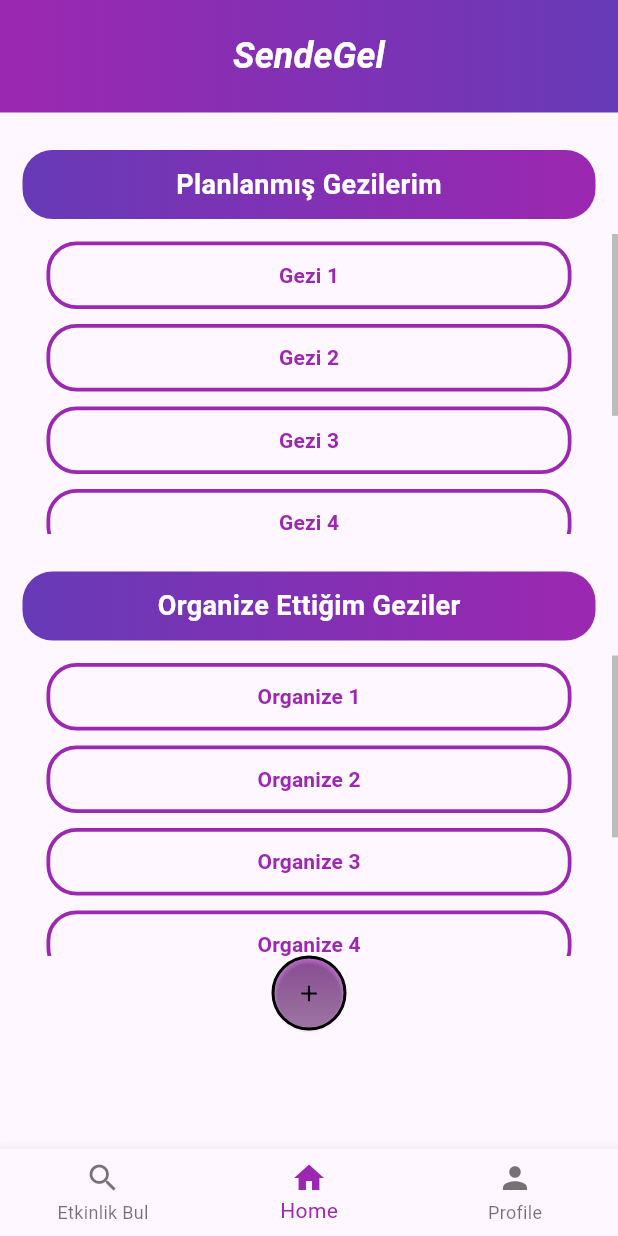
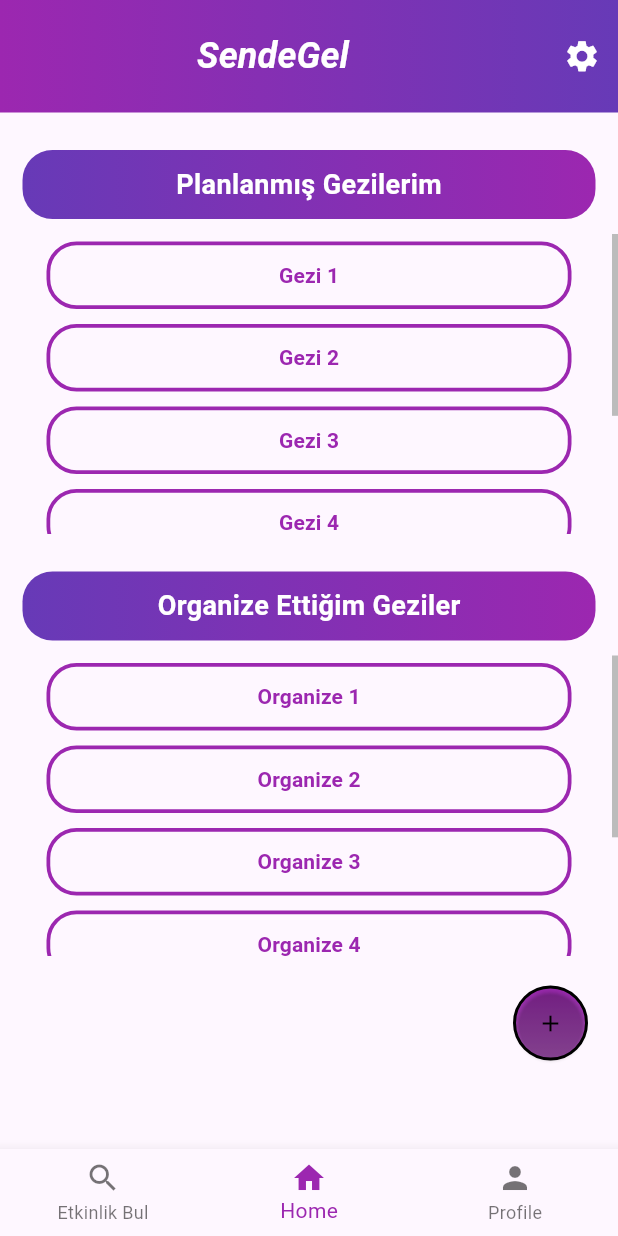
Before and after one commit to Dsoylular/SendeGel, a Flutter app: the screen it shows after launch, after a tap on "LOGIN", on a phone screen of 412 x 824 dp. Run offline on Flutter 3.47's test engine with Material 3 defaults, Android fonts, the phone set to English and light mode, and no system bars.

Commit message:
HomePage.dart fourth commit

```diff
--- a/lib/EntryPage.dart
+++ b/lib/EntryPage.dart
@@ -1,10 +1,9 @@
 import 'package:flutter/gestures.dart';
 import 'package:flutter/material.dart';
-
 import 'HubPage.dart';
 
 class EntryPage extends StatefulWidget {
-  const EntryPage({Key? key}) : super(key: key);
+  const EntryPage({super.key});
 
   @override
   State<StatefulWidget> createState() {
@@ -79,7 +78,7 @@ class _EntryState extends State<EntryPage> {
               ),
               child: TextField(
                 controller: _emailController,
-                decoration: InputDecoration(
+                decoration: const InputDecoration(
                   hintText: 'Email',
                   border: InputBorder.none,
                   contentPadding: EdgeInsets.zero,
@@ -98,7 +97,7 @@ class _EntryState extends State<EntryPage> {
               ),
               child: TextField(
                 controller: _passwordController,
-                decoration: InputDecoration(
+                decoration: const InputDecoration(
                   hintText: 'Password',
                   border: InputBorder.none,
                   contentPadding: EdgeInsets.zero,
@@ -155,8 +154,7 @@ class _EntryState extends State<EntryPage> {
                     ),
                     recognizer: TapGestureRecognizer()
                       ..onTap = () {
-                        // print("register");
-                        // TODO: Register ekranına yönlendirme yapılacak
+                        // TODO: Register ekranına yönlendirme yapılacak. Ayrı bir Register.dart file açıp onu kullanalım
                       },
                   ),
                 ],
--- a/lib/HubPage.dart
+++ b/lib/HubPage.dart
@@ -6,7 +6,7 @@ import 'package:flutter/material.dart';
 class HomePage extends StatefulWidget {
   final String argument;
 
-  const HomePage({Key? key, required this.argument}) : super(key: key);
+  const HomePage({super.key, required this.argument});
 
   @override
   _HomePageState createState() => _HomePageState();
@@ -50,7 +50,21 @@ class _HomePageState extends State<HomePage> {
         ),
         toolbarHeight: 75,
         centerTitle: false, // Center the title
+        actions: [
+          IconButton(
+            icon: const Icon(
+              Icons.settings,
+              size: 25, // Adjust the size as needed
+              color: Colors.white, // Make the icon white
+            ),
+            onPressed: () {
+              // TODO: SETTINGS EKRANINA GEÇİŞ BURAYA YAZILACAK
+            },
+          ),
+        ],
       ),
+
+
       body: Center(
         // child: Text(widget.argument),
         child: tabs[_currentIndex],
@@ -76,17 +90,6 @@ class _HomePageState extends State<HomePage> {
           setState(() {
             _currentIndex = index;
           });
-          switch (index) {
-            case 0:
-            // TODO: Navigate to EventBul
-              break;
-            case 1:
-            // TODO: Navigate to ANA EKRAN
-              break;
-            case 2:
-            // TODO: Navigate to Profile
-              break;
-          }
         },
       ),
     );
--- a/lib/HubPageFiles/EventButton.dart
+++ b/lib/HubPageFiles/EventButton.dart
@@ -16,7 +16,9 @@ class EventButton extends StatelessWidget {
         border: Border.all(color: Colors.purple, width: 2.5),
       ),
       child: ElevatedButton(
-        onPressed: () {},
+        onPressed: () {
+          // TODO: GEZİ DETAYLARININ VE CHATİN GÖZÜKTÜĞÜ EKRANA BAĞLAMA NOKTASI
+        },
         style: ElevatedButton.styleFrom(
           backgroundColor: Colors.transparent,
           foregroundColor: Colors.purple,
--- a/lib/HubPageFiles/HomePage.dart
+++ b/lib/HubPageFiles/HomePage.dart
@@ -9,7 +9,7 @@ class HomeWidget extends StatelessWidget {
   @override
   Widget build(BuildContext context) {
     List<String> attendedItems = [
-      'Gezi 1',
+      'Gezi 1', //Örnek katılanacak geziler
       'Gezi 2',
       'Gezi 3',
       'Gezi 4',
@@ -17,7 +17,7 @@ class HomeWidget extends StatelessWidget {
       'Gezi 6',
     ];
     List<String> organizedItems = [
-      'Organize 1',
+      'Organize 1', //Örnek düzenlenen geziler
       'Organize 2',
       'Organize 3',
       'Organize 4',
@@ -98,11 +98,12 @@ class HomeWidget extends StatelessWidget {
                 ),
               ),
             ),
-            SizedBox(height: 10,),
+            const SizedBox(height: 10,),
             SizedBox(
               height: 200,
               child: attendedItems.isEmpty
                   ? Center(child: Container(child: Text('Planlanmış geziniz yok, eklemek için tıklayın')))
+                  // TODO: BURADAKİ ETKİNLİK OLMAYINCA GELEN MESAJ GÜZELLEŞTİRİLEBİLİR
                   : Scrollbar(
                 thumbVisibility: true,
                 child: ListView(
@@ -114,31 +115,38 @@ class HomeWidget extends StatelessWidget {
                 ),
               ),
             ),
+            const SizedBox(height: 20),
+            Row(
+              mainAxisAlignment: MainAxisAlignment.end,
+              children: [
                 Container(
                   width: 50, // Adjust width as needed
                   height: 50, // Adjust height as needed
                   decoration: BoxDecoration(
                     shape: BoxShape.circle, // Makes the container circular
                     gradient: LinearGradient(
-                  colors: [Colors.purple.withOpacity(0.7), Colors.purple.withOpacity(0.4)],
+                      colors: [Colors.purple, Colors.purple.withOpacity(0.75)],
                       begin: Alignment.topCenter,
                       end: Alignment.bottomCenter,
                     ),
                     border: Border.all(color: Colors.black, width: 2), // Border color and width
                   ),
                   child: ElevatedButton(
-                onPressed: () {},
+                    onPressed: () {
+                      // TODO: YENİ ETKİNLİK OLUŞTUR EKRANI BURAYA BAĞLANMALI
+                    },
                     style: ElevatedButton.styleFrom(
                       padding: EdgeInsets.zero, // Remove padding
-                  shape: CircleBorder(), // Makes the button circular
+                      shape: const CircleBorder(), // Makes the button circular
                       backgroundColor: Colors.transparent, // Transparent background
                       foregroundColor: Colors.black, // Text color
                     ),
-                child: Icon(Icons.add),
+                    child: const Icon(Icons.add),
                   ),
                 ),
-
-
+                const SizedBox(width: 20),
+              ],
+            ),
           ],
         ),
       ),
--- a/lib/ProfilePage.dart
+++ b/lib/ProfilePage.dart
@@ -11,7 +11,7 @@ class ProfileWidget extends StatelessWidget {
         body: Column(
           children: [
             Center(child: Text("Profil Sayfasına geldin!")),
-            // TODO: BURASI TASARLANACAK
+            // TODO: PROFİL SAYFASI BURADA TASARLANACAK!
           ],
         )
     );
```
Lines whose indentation alone changed are shown as unchanged.
